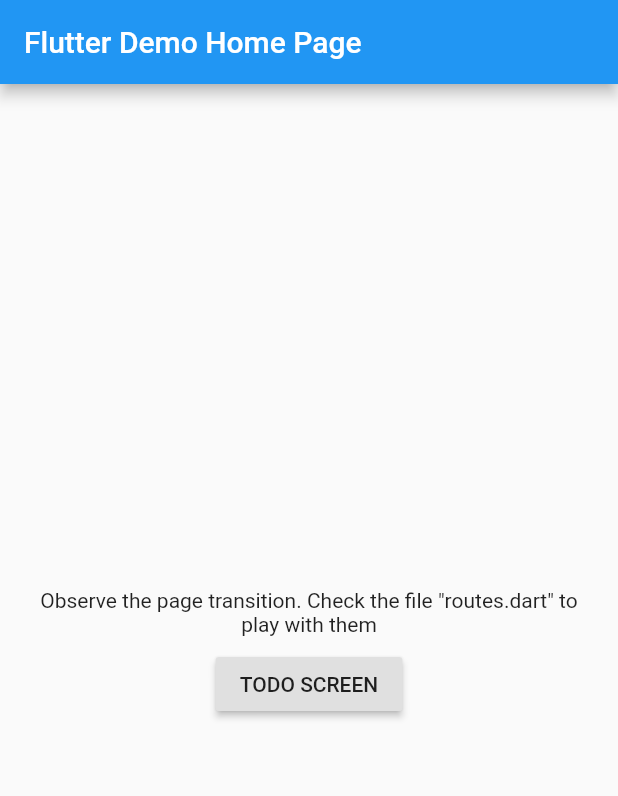
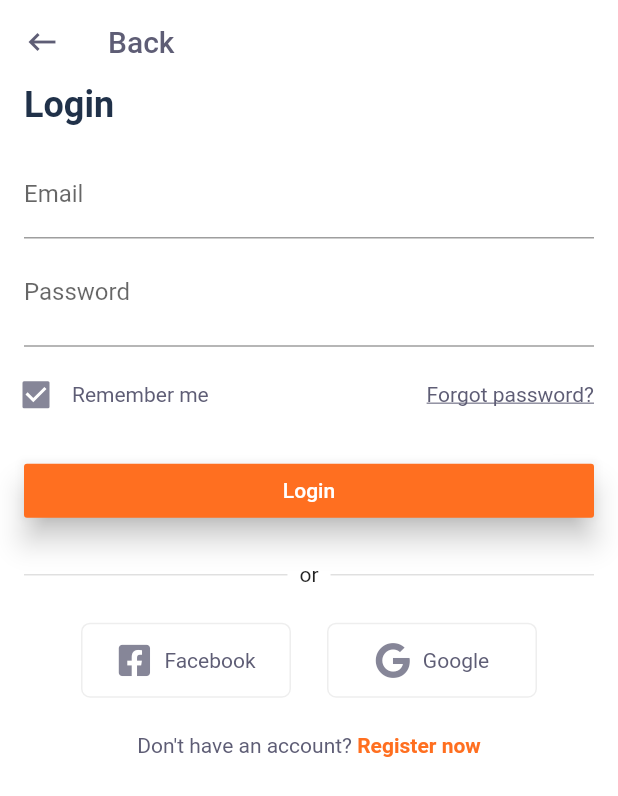
Before and after one commit to AndreHaueisen/amzur_todo_example, a Flutter app: the screen it shows after launch, on a phone screen of 412 x 824 dp. Shown: the top 796 px of the screen. Run offline on Flutter 3.47's test engine with Material 2 defaults, Android fonts, the phone set to English and light mode, and no system bars; our stand-ins replace flutter_mobx, font_awesome_flutter, mobx; generated files the repository leaves out were written again.

Commit message:
Implemented a login screen Added a dialog to edit todos

```diff
--- /dev/null
+++ b/lib/constants.dart
@@ -0,0 +1,5 @@
+
+class Constants {
+
+  static const String ROUTE_TODO = "route_todo";
+}
--- /dev/null
+++ b/lib/dialogs/edit_todo_dialog.dart
@@ -0,0 +1,74 @@
+import 'package:amzur_todo_example/main.dart';
+import 'package:amzur_todo_example/models/todo.dart';
+import 'package:flutter/material.dart';
+
+class EditTodoDialog extends StatelessWidget {
+  final int todoIndex;
+  final Todo editingTodo;
+
+  TextEditingController _controller;
+
+  EditTodoDialog(this.todoIndex) : editingTodo = todoStore.todos[todoIndex] {
+    _controller = TextEditingController(text: editingTodo.task);
+    _controller.value = TextEditingValue(  //TODO this fixes the cursor position when the user clicks it. Try removing it to see what happens
+      text: editingTodo.task,
+      selection: TextSelection.collapsed(
+        offset: editingTodo.task.length,
+      ),
+    );
+  }
+
+  @override
+  Widget build(BuildContext context) {
+    return Dialog(
+      shape: RoundedRectangleBorder(borderRadius: BorderRadius.circular(8.0)),
+      child: StatefulBuilder(builder: (_, setState) {
+        return Column(
+          mainAxisSize: MainAxisSize.min,
+          crossAxisAlignment: CrossAxisAlignment.stretch,
+          children: <Widget>[
+            Padding(
+              padding: const EdgeInsets.all(24.0),
+              child: Text(
+                "Edit Task",
+                style: TextStyle(
+                  color: textColorPrimaryDark,
+                  fontSize: 20,
+                  fontWeight: FontWeight.w600,
+                ),
+              ),
+            ),
+            Padding(
+              padding: const EdgeInsets.symmetric(horizontal: 24.0),
+              child: TextFormField(
+                controller: _controller,
+                cursorColor: accentColor,
+                onChanged: (text) {
+                  setState(() {});
+                },
+              ),
+            ),
+            Padding(
+              padding: const EdgeInsets.only(top: 16, right: 8, bottom: 12),
+              child: Align(
+                alignment: Alignment.centerRight,
+                child: FlatButton(
+                  onPressed: _controller.text.isNotEmpty
+                      ? () {
+                          todoStore.updateTaskText(
+                              todoIndex, _controller.value.text);
+                          Navigator.of(context).pop();
+                        }
+                      : null,
+                  textColor: textColorPrimary,
+                  disabledTextColor: textColorPrimaryLight,
+                  child: Text("SAVE"),
+                ),
+              ),
+            ),
+          ],
+        );
+      }),
+    );
+  }
+}
--- a/lib/main.dart
+++ b/lib/main.dart
@@ -1,4 +1,6 @@
-import 'package:amzur_todo_example/screens/main_screen.dart';
+import 'package:amzur_todo_example/constants.dart';
+import 'package:amzur_todo_example/screens/login_screen.dart';
+import 'package:amzur_todo_example/screens/todo_screen.dart';
 import 'package:amzur_todo_example/stores/todo_store.dart';
 import 'package:flutter/material.dart';
 
@@ -14,9 +16,21 @@ class MyApp extends StatelessWidget {
     return MaterialApp(
       title: 'Flutter Demo',
       theme: ThemeData(
-        primarySwatch: Colors.blue,
+        accentColor: accentColor,
+        canvasColor: Colors.white,
+        primaryColor: primaryColor,
       ),
-      home: MainScreen('Flutter Demo Home Page'),
+      home: LoginScreen(),
+      routes: {
+        Constants.ROUTE_TODO: (context) => TodoScreen(),
+      },
     );
   }
 }
+
+const Color accentColor = const Color(0xFFFF6F20);
+const Color primaryColor = const Color(0xFF5E5D75);
+
+const Color textColorPrimaryLight = const Color(0xFFA9AEB3);
+const Color textColorPrimary = const Color(0xFF5E5D75);
+const Color textColorPrimaryDark = const Color(0xFF203149);
--- /dev/null
+++ b/lib/screens/login_screen.dart
@@ -0,0 +1,279 @@
+import 'package:amzur_todo_example/constants.dart';
+import 'package:amzur_todo_example/main.dart';
+import 'package:amzur_todo_example/widgets/social_login_button.dart';
+import 'package:flutter/material.dart';
+import 'package:font_awesome_flutter/font_awesome_flutter.dart';
+
+class LoginScreen extends StatefulWidget {
+  @override
+  _LoginScreenState createState() => _LoginScreenState();
+}
+
+class _LoginScreenState extends State<LoginScreen> {
+  @override
+  Widget build(BuildContext context) {
+    return Scaffold(
+      resizeToAvoidBottomInset: true,
+      backgroundColor: Colors.white,
+      appBar: AppBar(
+        leading: _buildScreenLeading(),
+        title: Text(
+          "Back",
+          style: TextStyle(
+            color: textColorPrimary,
+          ),
+        ),
+        elevation: 0.0,
+        backgroundColor: Colors.white,
+      ),
+      body: SingleChildScrollView(
+        child: Column(
+          mainAxisSize: MainAxisSize.min,
+          mainAxisAlignment: MainAxisAlignment.start,
+          crossAxisAlignment: CrossAxisAlignment.stretch,
+          children: <Widget>[
+            Padding(
+              padding: const EdgeInsets.symmetric(horizontal: 16.0),
+              child: Text(
+                'Login',
+                style: TextStyle(
+                    color: textColorPrimaryDark,
+                    fontWeight: FontWeight.w700,
+                    fontSize: 24),
+                textAlign: TextAlign.start,
+              ),
+            ),
+            Padding(
+              padding: const EdgeInsets.only(top: 16, left: 16, right: 16),
+              child: _buildFormFields(),
+            ),
+            Padding(
+              padding: const EdgeInsets.only(right: 16.0, top: 8),
+              child: _buildLoginOptionsSection(),
+            ),
+            Padding(
+              padding: const EdgeInsets.only(top: 16, left: 16, right: 16),
+              child: _buildLoginButton(),
+            ),
+            Padding(
+              padding: const EdgeInsets.symmetric(horizontal: 16.0, vertical: 24),
+              child: _buildSeparator(),
+            ),
+            _buildSocialLoginButtons(),
+            Padding(
+              padding:
+                  const EdgeInsets.only(top: 24, left: 16, right: 16, bottom: 24),
+              child: _buildDontHaveAccount(),
+            ),
+          ],
+        ),
+      ),
+    );
+  }
+
+  Widget _buildScreenLeading() {
+    return GestureDetector(
+        onTap: () {
+          // There is nowhere at the moment
+        },
+        child: Padding(
+          padding: const EdgeInsets.all(8),
+          child: Icon(Icons.keyboard_backspace, color: primaryColor,),
+        ),);
+  }
+
+  final GlobalKey<FormState> _formKey = GlobalKey();
+  final TextEditingController _emailController = TextEditingController();
+  final TextEditingController _passwordController = TextEditingController();
+  bool _autoValidate = false;
+  bool _obscureText = false;
+
+  Widget _buildFormFields() {
+    return Form(
+      key: _formKey,
+      autovalidate: _autoValidate,
+      child: Column(
+        mainAxisSize: MainAxisSize.min,
+        children: <Widget>[
+          TextFormField(
+            controller: _emailController,
+            validator: _emailValidator,
+            textInputAction: TextInputAction.done,
+            cursorColor: accentColor,
+            decoration: InputDecoration(
+                labelText: "Email", border: UnderlineInputBorder(),),
+          ),
+          TextFormField(
+            controller: _passwordController,
+            validator: _passwordValidator,
+            textInputAction: TextInputAction.done,
+            obscureText: _obscureText,
+            cursorColor: accentColor,
+            decoration: InputDecoration(
+              labelText: "Password",
+              border: UnderlineInputBorder(),
+              suffix: GestureDetector(
+                child: Container(
+                  margin: const EdgeInsets.all(4),
+                  child: _obscureText
+                      ? Icon(
+                          Icons.visibility_off,
+                          color: primaryColor,
+                        )
+                      : Icon(
+                          Icons.visibility,
+                          color: primaryColor,
+                        ),
+                ),
+                onTap: () {
+                  setState(() {
+                    _obscureText = !_obscureText;
+                  });
+                },
+              ),
+            ),
+          ),
+        ],
+      ),
+    );
+  }
+
+  bool _rememberMe = true;
+
+  Widget _buildLoginOptionsSection() {
+    return Row(
+      mainAxisSize: MainAxisSize.min,
+      children: <Widget>[
+        Checkbox(
+          value: _rememberMe,
+          activeColor: primaryColor.withOpacity(0.75),
+          onChanged: (rememberMe) {
+            setState(
+              () {
+                _rememberMe = rememberMe;
+              },
+            );
+          },
+        ),
+        Text(
+          "Remember me",
+          style: TextStyle(color: textColorPrimary),
+        ),
+        Spacer(),
+        GestureDetector(
+            child: Text(
+              "Forgot password?",
+              style: TextStyle(
+                color: textColorPrimary,
+                decoration: TextDecoration.underline,
+              ),
+            ),
+            onTap: () {
+              // DEAL WITH FORGOTTEN PASSWORD
+            })
+      ],
+    );
+  }
+
+  Widget _buildLoginButton() {
+    return RaisedButton(
+      elevation: 8,
+      onPressed: () {
+        if (_formKey.currentState.validate()){
+          Navigator.of(context).pushNamed(Constants.ROUTE_TODO);
+        } else {
+          setState(() {
+            _autoValidate = true;
+          });
+        }
+      },
+      color: accentColor,
+      textColor: Colors.white,
+      child: Text("Login"),
+    );
+  }
+
+  Widget _buildSeparator() {
+    return Row(
+      mainAxisSize: MainAxisSize.min,
+      children: <Widget>[
+        Expanded(
+          child: Container(
+            height: 1,
+            color: Colors.grey[300],
+          ),
+        ),
+        Padding(
+          padding: const EdgeInsets.symmetric(horizontal: 8.0),
+          child: Text("or"),
+        ),
+        Expanded(
+          child: Container(
+            height: 1,
+            color: Colors.grey[300],
+          ),
+        ),
+      ],
+    );
+  }
+
+  Widget _buildSocialLoginButtons() {
+    return Row(
+      mainAxisAlignment: MainAxisAlignment.center,
+      children: <Widget>[
+        SocialLoginButton(
+          title: "Facebook",
+          iconData: FontAwesomeIcons.facebookSquare,
+          onPressed: () {
+            // TODO handle facebook login
+          },
+        ),
+        Container(
+          width: 24,
+        ),
+        SocialLoginButton(
+          title: "Google",
+          iconData: FontAwesomeIcons.google,
+          onPressed: () {
+            // TODO handle google login
+          },
+        ),
+      ],
+    );
+  }
+
+  Widget _buildDontHaveAccount() {
+    return GestureDetector(
+      onTap: () {},
+      child: RichText(
+        textAlign: TextAlign.center,
+        text: TextSpan(
+          text: "Don't have an account?",
+          style: TextStyle(color: textColorPrimary),
+          children: [
+            TextSpan(
+              text: " Register now",
+              style: TextStyle(color: accentColor, fontWeight: FontWeight.w700),
+            ),
+          ],
+        ),
+      ),
+    );
+  }
+
+  String _emailValidator(String text) {
+    if (!text.contains('@')) {
+      return "Invalid email";
+    }
+
+    return null;
+  }
+
+  String _passwordValidator(String text) {
+    if (text.length < 6) {
+      return "6 character password";
+    }
+
+    return null;
+  }
+}
--- a/lib/screens/main_screen.dart
+++ /dev/null
@@ -1,45 +0,0 @@
-import 'package:amzur_todo_example/routes.dart';
-import 'package:amzur_todo_example/screens/todo_screen.dart';
-import 'package:flutter/material.dart';
-
-class MainScreen extends StatelessWidget {
-
-  final String title;
-  MainScreen(this.title);
-
-  @override
-  Widget build(BuildContext context) {
-    return Scaffold(
-      appBar: AppBar(
-        title: Text(title),
-      ),
-      body: Center(
-        child: Padding(
-          padding: const EdgeInsets.all(16.0),
-          child: Column(
-            mainAxisAlignment: MainAxisAlignment.center,
-            children: <Widget>[
-              Text(
-                'Observe the page transition. Check the file "routes.dart" to play with them',
-                textAlign: TextAlign.center,
-              ),
-              Padding(
-                padding: const EdgeInsets.all(8.0),
-                child: RaisedButton(
-                  child: Text("TODO SCREEN"),
-                  onPressed: (){
-                    Navigator.of(context).push(
-                      FadeInRoute(
-                        page: TodoScreen(),
-                      ),
-                    );
-                  },
-                ),
-              )
-            ],
-          ),
-        ),
-      ),
-    );
-  }
-}
--- a/lib/screens/todo_screen.dart
+++ b/lib/screens/todo_screen.dart
@@ -1,5 +1,7 @@
+import 'package:amzur_todo_example/dialogs/edit_todo_dialog.dart';
 import 'package:amzur_todo_example/main.dart';
 import 'package:amzur_todo_example/models/todo.dart';
+import 'package:flutter/foundation.dart';
 import 'package:flutter/material.dart';
 import 'package:flutter_mobx/flutter_mobx.dart';
 
@@ -52,7 +54,15 @@ class _TodoScreenState extends State<TodoScreen> {
   Widget _buildTodoItem(int index) {
     Todo todo = todoStore.todos[index];
 
-    return Dismissible(
+    return GestureDetector(
+      onTap: () {
+        showDialog(
+            context: context,
+            builder: (_) {
+              return EditTodoDialog(index);
+            });
+      },
+      child: Dismissible(
         key: UniqueKey(),
         // Why do need a key here? What are the different types of keys?
         onDismissed: (_) {
@@ -76,6 +86,7 @@ class _TodoScreenState extends State<TodoScreen> {
             ],
           ),
         ),
+      ),
     );
   }
 }
--- a/lib/stores/todo_store.dart
+++ b/lib/stores/todo_store.dart
@@ -12,11 +12,6 @@ class TodoStore = _TodoStore with _$TodoStore;
 
 abstract class _TodoStore with Store {
 
-  // QUESTION:
-  // Can we use
-     //@observable
-     //List<Todo> todos = [];
-  // What is the difference between the code above and ObservableList?
   ObservableList<Todo> todos = ObservableList();
 
   @computed
@@ -49,4 +44,10 @@ abstract class _TodoStore with Store {
     todos[index] = oldTodo.copy(isDone: isDone);
   }
 
+  @action
+  void updateTaskText(int index, String nextTask){
+    Todo oldTodo = todos[index];
+    todos[index] = oldTodo.copy(task: nextTask);
+  }
+
 }
--- /dev/null
+++ b/lib/widgets/social_login_button.dart
@@ -0,0 +1,52 @@
+import 'package:amzur_todo_example/main.dart';
+import 'package:flutter/material.dart';
+import 'package:flutter/widgets.dart';
+
+class SocialLoginButton extends StatelessWidget {
+  final Function onPressed;
+  final String title;
+  final IconData iconData;
+
+  SocialLoginButton(
+      {@required this.onPressed, @required this.title, this.iconData});
+
+  @override
+  Widget build(BuildContext context) {
+    return GestureDetector(
+      onTap: onPressed,
+      child: Container(
+        constraints: BoxConstraints(maxWidth: 140),
+        alignment: Alignment.center,
+        padding: const EdgeInsets.symmetric(horizontal: 16, vertical: 12),
+        decoration: BoxDecoration(
+          borderRadius: BorderRadius.all(
+            Radius.circular(6),
+          ),
+          border: Border.all(
+            color: Colors.grey[200],
+          ),
+        ),
+        child: Row(
+          mainAxisSize: MainAxisSize.min,
+          children: <Widget>[
+            iconData != null
+                ? Padding(
+                    padding: const EdgeInsets.only(right: 8),
+                    child: Icon(
+                      iconData,
+                      color: primaryColor.withOpacity(0.75),
+                    ),
+                  )
+                : Container(),
+            Text(
+              title,
+              style: TextStyle(
+                color: textColorPrimary,
+              ),
+            ),
+          ],
+        ),
+      ),
+    );
+  }
+}
--- a/pubspec.yaml
+++ b/pubspec.yaml
@@ -14,7 +14,7 @@ description: A new Flutter application.
 version: 1.0.0+1
 
 environment:
-  sdk: ">=2.1.0 <3.0.0"
+  sdk: ">=2.6.0-dev.4.0.flutter-1103600280 <3.0.0"
 
 dependencies:
   flutter:
@@ -22,6 +22,8 @@ dependencies:
 
   mobx: ^0.3.8
   flutter_mobx: ^0.3.3
+
+  font_awesome_flutter: ^8.5.0 # contains more icon options
 
   # The following adds the Cupertino Icons font to your application.
   # Use with the CupertinoIcons class for iOS style icons.
```
Also changed, not shown: lib/stores/todo_store.g.dart, pubspec.lock. Lines whose indentation alone changed are shown as unchanged.
